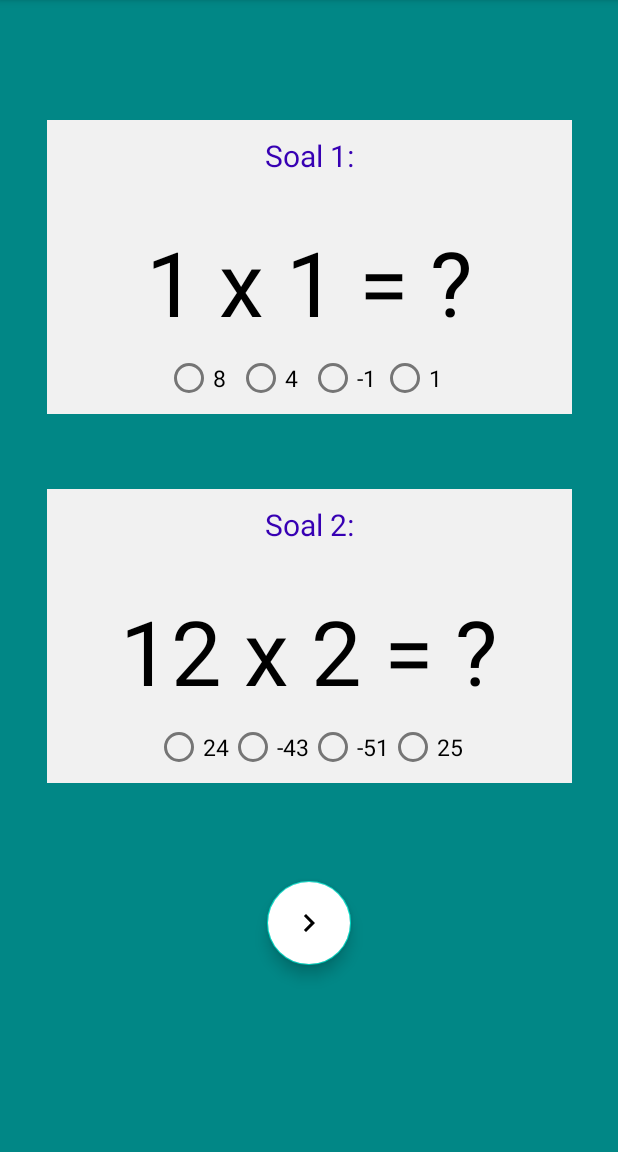
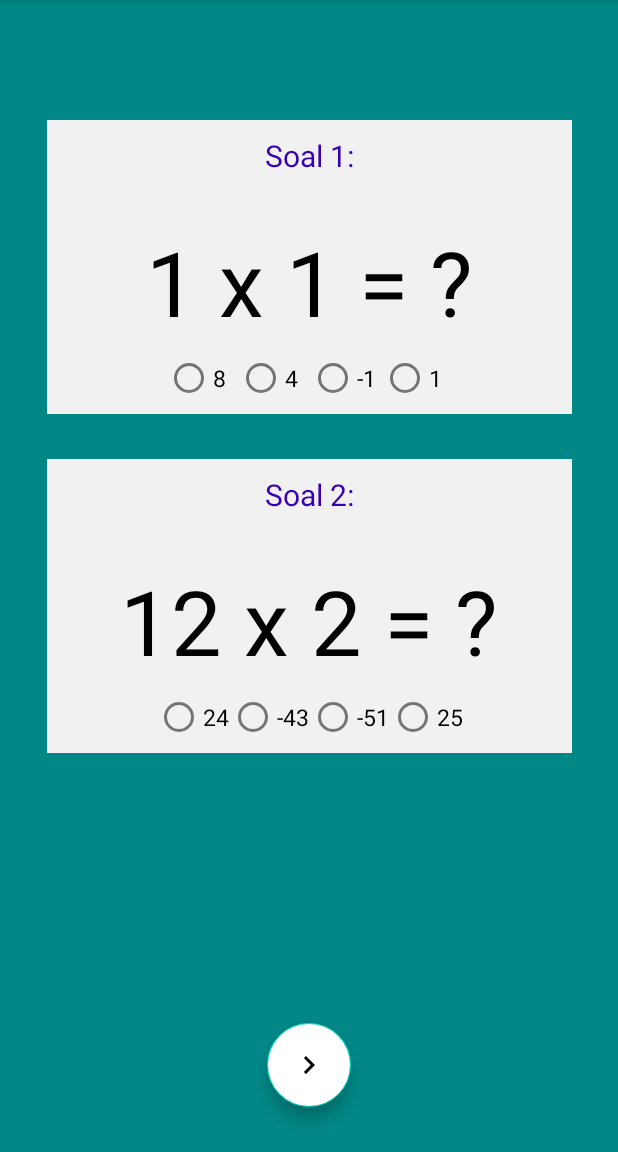
Before and after one commit to AveroStone/Bank-Soal, an Android app: the screen it shows after launch (Latihan3), after a tap on "LATIHAN 3", on a phone screen of 412 x 824 dp, the part 84-1236 px from its top. Run offline under Robolectric (Android 15) with nearby library versions, the phone set to English and light mode, and no system bars; 2 other taps on this screen came first.

```diff
--- a/app/src/main/java/tugas/lab/banksoal/Latihan3.java
+++ b/app/src/main/java/tugas/lab/banksoal/Latihan3.java
@@ -1,14 +1,47 @@
 package tugas.lab.banksoal;
 
+import android.content.Intent;
 import android.os.Bundle;
+import android.view.View;
+import android.widget.RadioButton;
+import android.widget.RadioGroup;
 
 import androidx.appcompat.app.AppCompatActivity;
 
 public class Latihan3 extends AppCompatActivity {
+    private RadioGroup RGl3_1, RGl3_2;
+    public RadioButton L3_1;
+    public RadioButton L3_2;
+    byte scoreL3_1 = 0;
 
     @Override
     protected void onCreate(Bundle savedInstanceState) {
         super.onCreate(savedInstanceState);
         setContentView(R.layout.activity_latihan3);
+
+        RGl3_1 = findViewById(R.id.L3S1);
+        RGl3_2 = findViewById(R.id.L3S2);
+
+        L3_1 = findViewById(R.id.Jwb_3_1D);
+        L3_2 = findViewById(R.id.Jwb_3_2A);
+    }
+
+    public void radioCheked1(View view) {
+
+        if (L3_1.isChecked()){
+            scoreL3_1++;
+        }
+        if (L3_2.isChecked()){
+            scoreL3_1++;
+        }
+    }
+
+    public void nextL3(View view) {
+        radioCheked1(null);
+        Intent intent = new Intent(this, Latihan3_2.class);
+        intent.addFlags(Intent.FLAG_ACTIVITY_FORWARD_RESULT);
+        intent.putExtra("scoreL3_1", scoreL3_1);
+        startActivity(intent);
+        finish();
     }
 }
--- a/app/src/main/java/tugas/lab/banksoal/MainActivity.java
+++ b/app/src/main/java/tugas/lab/banksoal/MainActivity.java
@@ -1,25 +1,35 @@
 package tugas.lab.banksoal;
-
-import androidx.appcompat.app.AppCompatActivity;
 
 import android.content.Intent;
 import android.os.Bundle;
 import android.view.View;
 import android.widget.Button;
+import android.widget.TextView;
+
+import androidx.annotation.Nullable;
+import androidx.appcompat.app.AppCompatActivity;
 
 public class MainActivity extends AppCompatActivity {
 
-    private Button latihan1, latihan2, latihan3/*, reset*/;
+    private TextView label1, labelScore, labelBenar, labelSalah, sBenar, sSalah;
+    private Button latihan1, latihan2, latihan3, reset;
 
     @Override
     protected void onCreate(Bundle savedInstanceState) {
         super.onCreate(savedInstanceState);
         setContentView(R.layout.activity_main);
 
+        label1 = findViewById(R.id.labelScore);
+        labelScore = findViewById(R.id.Score);
+        labelBenar = findViewById(R.id.labelBenar);
+        labelSalah = findViewById(R.id.labelSalah);
+        sBenar = findViewById(R.id.sBenar);
+        sSalah = findViewById(R.id.sSalah);
+
         latihan1 = (Button) findViewById(R.id.btn_Lat1);
         latihan2 = (Button) findViewById(R.id.btn_Lat2);
         latihan3 = (Button) findViewById(R.id.btn_Lat3);
-        //reset = (Button) findViewById(R.id.btn_Reset);
+        reset = (Button) findViewById(R.id.btn_Reset);
 
         latihan1.setOnClickListener(new View.OnClickListener() {
             @Override
@@ -42,29 +52,63 @@ public class MainActivity extends AppCompatActivity {
             }
         });
 
-        /*reset.setOnClickListener(new View.OnClickListener() {
+        reset.setOnClickListener(new View.OnClickListener() {
             @Override
             public void onClick(View v) {
                 resetScore();
             }
-        });*/
+        });
+    }
+
+    @Override
+    protected void onActivityResult(int requestCode, int resultCode, @Nullable Intent data) {
+        super.onActivityResult(requestCode, resultCode, data);
+
+        if (requestCode == 1) {
+            if (resultCode == RESULT_OK) {
+
+                byte scoreL1 = data.getByteExtra("score", (byte) 0);
+                //float test = Float.valueOf(scoreL1);
+                int scoreL1_int = Integer.valueOf(scoreL1);
+
+
+                //scoreL1_int = (scoreL1_int/4*100);
+                //int test2 = Integer.valueOf((int) scoreL1_int);
+
+                label1.setText("SCORE");
+                labelBenar.setText("BENAR");
+                labelSalah.setText("SALAH");
+                sBenar.setText(""+ scoreL1);
+                sSalah.setText(""+(4-scoreL1));
+                labelScore.setText("" + ((scoreL1_int*100)/4));
+            }
+            if (resultCode == RESULT_CANCELED) {
+                labelScore.setText("00");
+            }
+        }
     }
 
     private void openLatihan1() {
         Intent intent = new Intent(this, Latihan1.class);
-        startActivity(intent);
+        startActivityForResult(intent, 1);
     }
 
     private void openLatihan2() {
         Intent intent = new Intent(this, Latihan2.class);
-        startActivity(intent);
+        startActivityForResult(intent, 1);
     }
 
     private void openLatihan3() {
         Intent intent = new Intent(this, Latihan3.class);
-        startActivity(intent);
+        startActivityForResult(intent, 1);
     }
 
-    //private void resetScore() {
-    //}
+    private void resetScore() {
+        label1.setText("BANK SOAL");
+        labelScore.setText("Matematika");
+        labelBenar.setText("");
+        labelSalah.setText("");
+        sBenar.setText("");
+        sSalah.setText("");
+    }
 }
--- a/app/src/main/res/layout/activity_latihan3.xml
+++ b/app/src/main/res/layout/activity_latihan3.xml
@@ -42,6 +42,7 @@
             android:layout_height="wrap_content">
 
             <RadioGroup
+                android:id="@+id/L3S1"
                 android:layout_width="wrap_content"
                 android:layout_height="wrap_content"
                 android:orientation="horizontal"
@@ -52,25 +53,29 @@
                     android:layout_width="wrap_content"
                     android:layout_height="wrap_content"
                     android:text="8"
-                    android:textSize="15dp" />
+                    android:textSize="15dp"
+                    android:textColor="@color/black"/>
                 <RadioButton
-                    android:id="@+id/Jwb_2_1B"
+                    android:id="@+id/Jwb_3_1B"
                     android:layout_width="wrap_content"
                     android:layout_height="wrap_content"
                     android:text="4"
-                    android:textSize="15dp" />
+                    android:textSize="15dp"
+                    android:textColor="@color/black"/>
                 <RadioButton
-                    android:id="@+id/Jwb_2_1C"
+                    android:id="@+id/Jwb_3_1C"
                     android:layout_width="wrap_content"
                     android:layout_height="wrap_content"
                     android:text="-1"
-                    android:textSize="15dp" />
+                    android:textSize="15dp"
+                    android:textColor="@color/black"/>
                 <RadioButton
-                    android:id="@+id/Jwb_2_1D"
+                    android:id="@+id/Jwb_3_1D"
                     android:layout_width="wrap_content"
                     android:layout_height="wrap_content"
                     android:text="1"
-                    android:textSize="15dp" />
+                    android:textSize="15dp"
+                    android:textColor="@color/black"/>
             </RadioGroup>
         </RelativeLayout>
     </LinearLayout>
@@ -83,7 +88,7 @@
         app:layout_constraintLeft_toLeftOf="parent"
         app:layout_constraintRight_toRightOf="parent"
         app:layout_constraintTop_toBottomOf="@+id/LayoutSoal1"
-        android:layout_marginTop="50dp"
+        android:layout_marginTop="30dp"
         android:background="#f1f1f1">
 
         <TextView
@@ -110,6 +115,7 @@
             android:layout_height="wrap_content">
 
             <RadioGroup
+                android:id="@+id/L3S2"
                 android:layout_width="wrap_content"
                 android:layout_height="wrap_content"
                 android:orientation="horizontal"
@@ -120,25 +126,29 @@
                     android:layout_width="wrap_content"
                     android:layout_height="wrap_content"
                     android:text="24"
-                    android:textSize="15dp" />
+                    android:textSize="15dp"
+                    android:textColor="@color/black"/>
                 <RadioButton
                     android:id="@+id/Jwb_3_2B"
                     android:layout_width="wrap_content"
                     android:layout_height="wrap_content"
                     android:text="-43"
-                    android:textSize="15dp" />
+                    android:textSize="15dp"
+                    android:textColor="@color/black"/>
                 <RadioButton
                     android:id="@+id/Jwb_3_2C"
                     android:layout_width="wrap_content"
                     android:layout_height="wrap_content"
                     android:text="-51"
-                    android:textSize="15dp" />
+                    android:textSize="15dp"
+                    android:textColor="@color/black"/>
                 <RadioButton
                     android:id="@+id/Jwb_3_2"
                     android:layout_width="wrap_content"
                     android:layout_height="wrap_content"
                     android:text="25"
-                    android:textSize="15dp" />
+                    android:textSize="15dp"
+                    android:textColor="@color/black"/>
             </RadioGroup>
         </RelativeLayout>
     </LinearLayout>
@@ -148,10 +158,11 @@
         android:layout_width="wrap_content"
         android:layout_height="wrap_content"
         android:clickable="true"
+		android:onClick="nextL3"
         app:srcCompat="@drawable/ic_btnnext"
         android:backgroundTint="@color/white"
         app:layout_constraintRight_toRightOf="parent"
         app:layout_constraintLeft_toLeftOf="parent"
-        app:layout_constraintTop_toBottomOf="@+id/LayoutSoal2"
-        android:layout_marginTop="65dp"/>
+        app:layout_constraintBottom_toBottomOf="parent"
+        android:layout_marginBottom="30sp"/>
 </androidx.constraintlayout.widget.ConstraintLayout>
```
Also changed, not shown: app/src/main/AndroidManifest.xml (+16 -3 lines), app/src/main/java/tugas/lab/banksoal/Latihan1.java (+28 -13 lines), app/src/main/java/tugas/lab/banksoal/Latihan1_2.java (added, +54 -0 lines), app/src/main/java/tugas/lab/banksoal/Latihan2.java (+33 -0 lines), app/src/main/java/tugas/lab/banksoal/Latihan2_2.java (added, +54 -0 lines), app/src/main/java/tugas/lab/banksoal/Latihan3_2.java (added, +54 -0 lines), app/src/main/res/layout/activity_latihan1.xml (+5 -3 lines), app/src/main/res/layout/activity_latihan1_2.xml (+6 -4 lines), app/src/main/res/layout/activity_latihan2.xml (+23 -13 lines), app/src/main/res/layout/activity_latihan2_2.xml (+24 -14 lines), app/src/main/res/layout/activity_latihan3_2.xml (+30 -20 lines), app/src/main/res/layout/activity_main.xml (+12 -4 lines).
